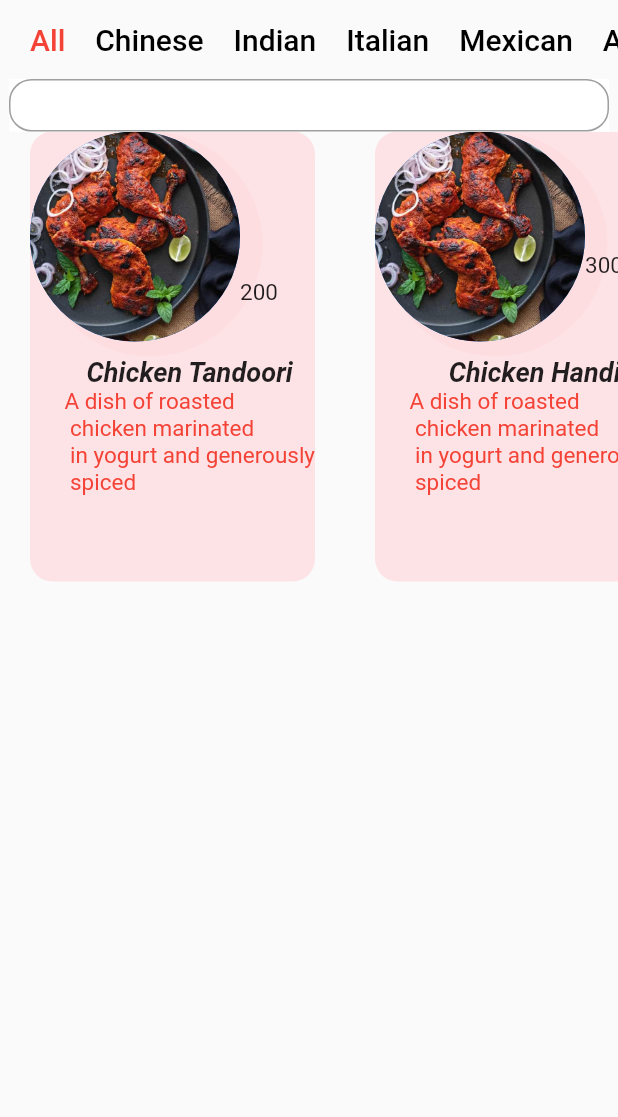
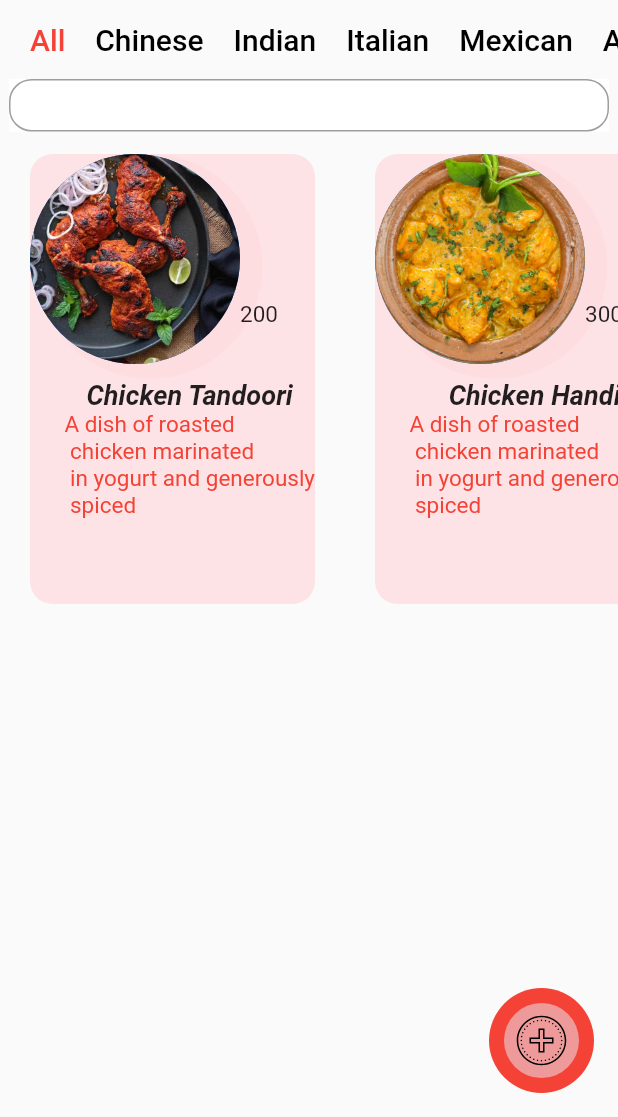
Before and after one commit to shindeajinkya22/food, a Flutter app: the screen it shows after launch, on a phone screen of 412 x 824 dp, the part 119-1236 px from its top. Run offline on Flutter 3.47's test engine with Material 2 defaults, Android fonts, the phone set to English and light mode, and no system bars; our stand-ins replace flutter_svg.

Commit message:
latest changes

```diff
--- a/lib/main.dart
+++ b/lib/main.dart
@@ -1,5 +1,6 @@
 import 'package:flutter/foundation.dart';
 import 'package:flutter/material.dart';
+import 'package:flutter_svg/flutter_svg.dart';
 
 void main() {
   runApp(MyApp());
@@ -28,6 +29,22 @@ class _HomePageState extends State<HomePage> {
   @override
   Widget build(BuildContext context) {
     return Scaffold(
+        floatingActionButton: Container(
+          padding: EdgeInsets.all(10),
+          height: 70,
+          width: 70,
+          decoration: BoxDecoration(
+            shape: BoxShape.circle,
+            color: Colors.red,
+          ),
+          child: Container(
+              padding: EdgeInsets.all(5),
+              decoration: BoxDecoration(
+                shape: BoxShape.circle,
+                color: Colors.red[200],
+              ),
+              child: SvgPicture.asset("assets/images/plus.svg")),
+        ),
         appBar: AppBar(
           title: Text("Food Junction"),
           backgroundColor: Colors.black,
@@ -91,6 +108,7 @@ class _HomePageState extends State<HomePage> {
                             borderRadius: BorderRadius.circular(15)))),
               ),
             ),
+            SizedBox(height: 15),
             SingleChildScrollView(
               scrollDirection: Axis.horizontal,
               child: Row(
@@ -100,13 +118,19 @@ class _HomePageState extends State<HomePage> {
                       price: "\n200",
                       title: "Chicken Tandoori",
                       description:
-                          "A dish of roasted \n chicken marinated \n in yogurt and generously\n spiced"),
+                          "A dish of roasted \n chicken marinated \n in yogurt and generously\n spiced", press: '',),
                   FoodCard(
-                      image: "assets/images/tand.jpg",
-                      price: "300",
+                      image: "assets/images/handu.jpeg",
+                      price: "\n300",
                       title: "Chicken Handi",
                       description:
-                          "A dish of roasted \n chicken marinated \n in yogurt and generously\n spiced")
+                          "A dish of roasted \n chicken marinated \n in yogurt and generously\n spiced", press: '',),
+                  FoodCard(
+                      image: "assets/images/lolu.jpg",
+                      price: "\n500",
+                      title: "Chicken Lollipop",
+                      description:
+                          "A hot and spicy appetizer \n made with drummettes or \n whole chicken wings", press: '',)
                 ],
               ),
             )
@@ -120,12 +144,13 @@ class FoodCard extends StatelessWidget {
   final String price;
   final String title;
   final String description;
+  final String press;
   const FoodCard({
     Key? key,
     required this.image,
     required this.price,
     required this.title,
-    required this.description,
+    required this.description, required this.press,
   }) : super(key: key);
 
   @override
--- a/pubspec.yaml
+++ b/pubspec.yaml
@@ -23,6 +23,7 @@ environment:
 dependencies:
   flutter:
     sdk: flutter
+  flutter_svg: ^0.22.0
 
 
   # The following adds the Cupertino Icons font to your application.
```
Also changed, not shown: assets/images/handi.png (deleted), assets/images/handu.jpeg (added), assets/images/lolu.jpg (added), assets/images/plus.svg (added), assets/images/ps.svg (added), pubspec.lock.
